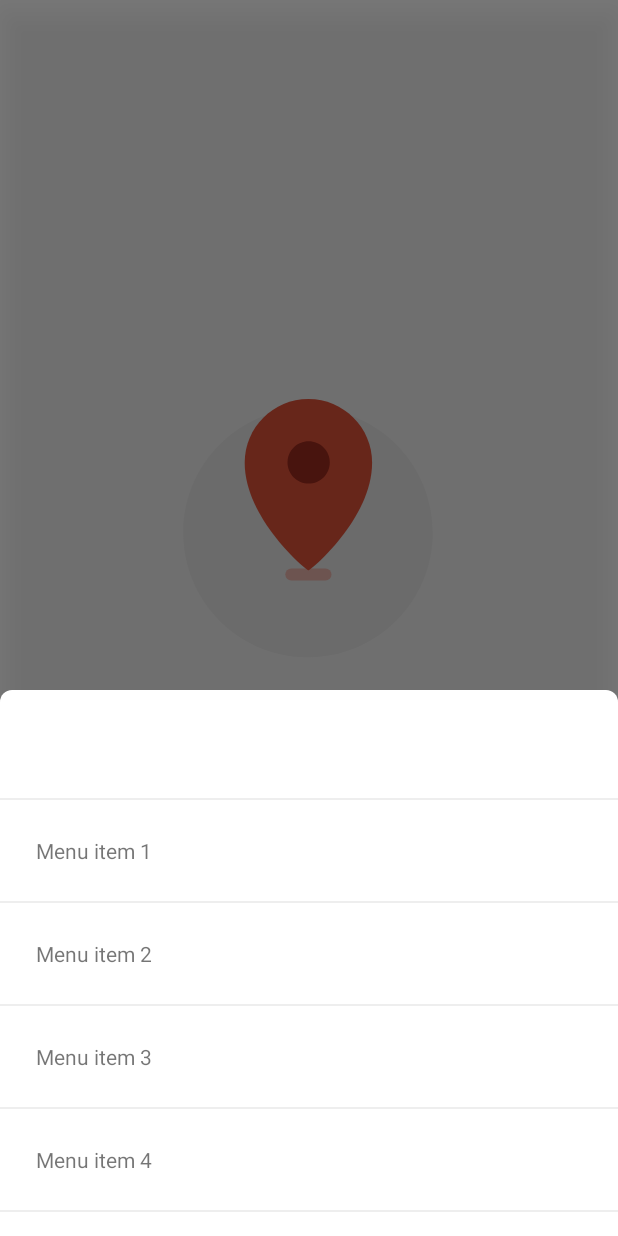
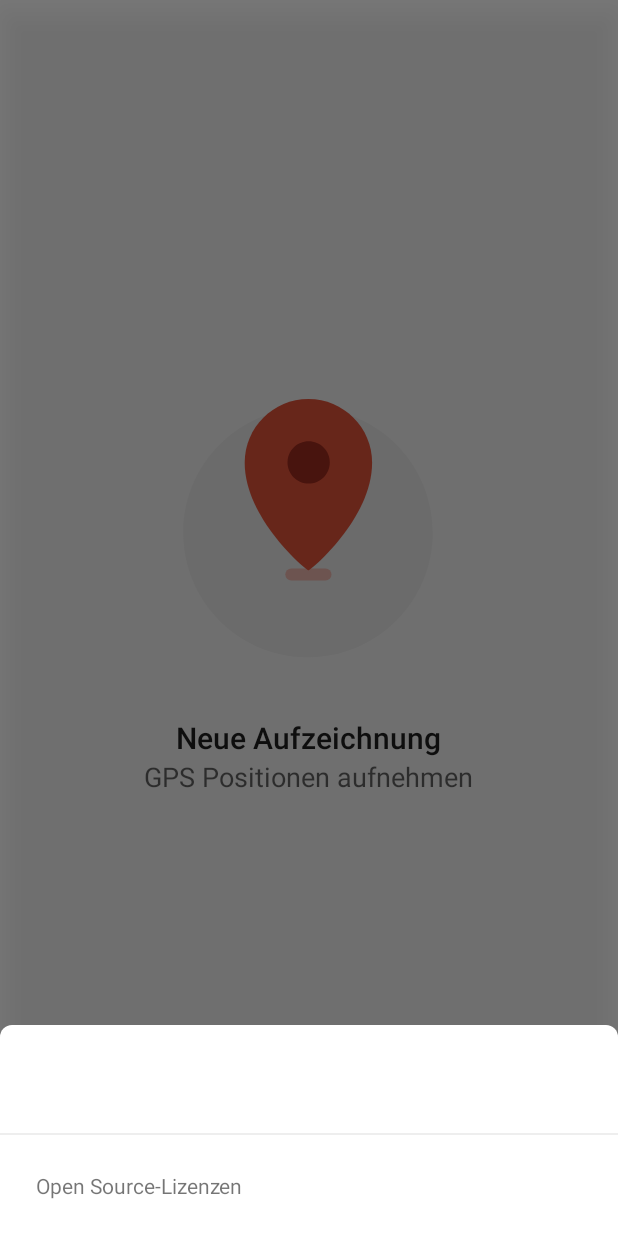
Before and after one commit to mobimeo/android-gps-recorder, an Android app: the screen it shows after launch (MainActivity), after a tap on an icon or button, on a phone screen of 412 x 824 dp. Run offline under Robolectric (Android 15) with nearby library versions, the phone set to English and light mode, and no system bars; our stand-ins replace Room's generated code, navigation-ui.

Commit message:
Open source lisences

```diff
--- a/app/build.gradle
+++ b/app/build.gradle
@@ -1,4 +1,5 @@
 apply plugin: 'com.android.application'
+apply plugin: 'com.google.gms.oss.licenses.plugin'
 apply plugin: 'kotlin-android'
 apply plugin: 'kotlin-kapt'
 apply plugin: 'kotlin-android-extensions'
@@ -37,6 +38,7 @@ dependencies {
     def play_services_version = "15.0.1"
     implementation "com.google.android.gms:play-services-location:$play_services_version"
     implementation "com.google.android.gms:play-services-maps:$play_services_version"
+    implementation "com.google.android.gms:play-services-oss-licenses:$play_services_version"
 
     def room_version = "1.1.0"
     implementation "android.arch.persistence.room:runtime:$room_version"
--- a/app/src/main/AndroidManifest.xml
+++ b/app/src/main/AndroidManifest.xml
@@ -24,6 +24,8 @@
                 <category android:name="android.intent.category.LAUNCHER"/>
             </intent-filter>
         </activity>
+        <activity android:name="com.google.android.gms.oss.licenses.OssLicensesMenuActivity"/>
+        <activity android:name="com.google.android.gms.oss.licenses.OssLicensesActivity"/>
     </application>
 
 </manifest>
--- a/app/src/main/java/com/moovel/gpsrecorderplayer/ui/records/RecordsFragment.kt
+++ b/app/src/main/java/com/moovel/gpsrecorderplayer/ui/records/RecordsFragment.kt
@@ -3,6 +3,7 @@ package com.moovel.gpsrecorderplayer.ui.records
 import android.Manifest.permission.ACCESS_FINE_LOCATION
 import android.arch.lifecycle.Observer
 import android.arch.lifecycle.ViewModelProviders
+import android.content.Intent
 import android.content.pm.PackageManager.PERMISSION_GRANTED
 import android.os.Bundle
 import android.support.v4.app.Fragment
@@ -11,9 +12,9 @@ import android.view.LayoutInflater
 import android.view.View
 import android.view.ViewGroup
 import androidx.navigation.fragment.NavHostFragment
+import com.google.android.gms.oss.licenses.OssLicensesMenuActivity
 import com.moovel.gpsrecorderplayer.R
 import com.moovel.gpsrecorderplayer.repo.Record
-import com.moovel.gpsrecorderplayer.ui.widget.BottomDrawer.Companion.STATE_EXPANDED
 import kotlinx.android.synthetic.main.records_fragment.*
 
 class RecordsFragment : Fragment() {
@@ -40,7 +41,11 @@ class RecordsFragment : Fragment() {
             }
         }
 
-        menu_button.setOnClickListener { bottom_drawer.open()}
+        menu_button.setOnClickListener { bottom_drawer.open() }
+
+        open_source_menu_item.setOnClickListener {
+            startActivity(Intent(context, OssLicensesMenuActivity::class.java))
+        }
     }
 
     private fun hasLocationPermission() =
--- a/app/src/main/res/layout/records_fragment.xml
+++ b/app/src/main/res/layout/records_fragment.xml
@@ -11,7 +11,7 @@
         android:id="@+id/records_list"
         android:layout_width="match_parent"
         android:layout_height="match_parent"
-        android:layout_marginBottom="56dp" />
+        android:layout_marginBottom="56dp"/>
 
     <LinearLayout
         android:layout_width="match_parent"
@@ -26,19 +26,19 @@
             android:layout_height="wrap_content"
             app:lottie_autoPlay="true"
             app:lottie_fileName="location.json"
-            app:lottie_loop="true" />
+            app:lottie_loop="true"/>
 
         <TextView
             android:layout_width="wrap_content"
             android:layout_height="wrap_content"
             android:text="Neue Aufzeichnung"
-            android:textAppearance="@style/TextAppearance.AppCompat.Title" />
+            android:textAppearance="@style/TextAppearance.AppCompat.Title"/>
 
         <TextView
             android:layout_width="wrap_content"
             android:layout_height="wrap_content"
             android:text="GPS Positionen aufnehmen"
-            android:textAppearance="@style/TextAppearance.AppCompat.Medium" />
+            android:textAppearance="@style/TextAppearance.AppCompat.Medium"/>
 
     </LinearLayout>
 
@@ -61,7 +61,7 @@
             android:clickable="true"
             android:focusable="true"
             android:padding="16dp"
-            android:src="@drawable/ic_menu_white_24dp" />
+            android:src="@drawable/ic_menu_white_24dp"/>
 
     </android.support.design.bottomappbar.BottomAppBar>
 
@@ -71,7 +71,7 @@
         android:layout_height="wrap_content"
         android:layout_gravity="bottom|center_horizontal"
         android:src="@drawable/ic_add_white_24dp"
-        app:layout_anchor="@+id/bottom_appbar" />
+        app:layout_anchor="@+id/bottom_appbar"/>
 
     <com.moovel.gpsrecorderplayer.ui.widget.BottomDrawer
         android:id="@+id/bottom_drawer"
@@ -90,44 +90,19 @@
                 android:layout_width="match_parent"
                 android:layout_height="1dp"
                 android:layout_marginTop="72dp"
-                android:background="#eee" />
+                android:background="#eee"/>
+
             <TextView
+                android:id="@+id/open_source_menu_item"
                 android:layout_width="wrap_content"
                 android:layout_height="wrap_content"
+                android:background="?android:selectableItemBackground"
+                android:clickable="true"
+                android:focusable="true"
                 android:padding="24dp"
-                android:text="Menu item 1" />
-            <View
-                android:layout_width="match_parent"
-                android:layout_height="1dp"
-                android:background="#eee" />
-            <TextView
-                android:layout_width="wrap_content"
-                android:layout_height="wrap_content"
-                android:padding="24dp"
-                android:text="Menu item 2" />
-            <View
-                android:layout_width="match_parent"
-                android:layout_height="1dp"
-                android:background="#eee" />
-            <TextView
-                android:layout_width="wrap_content"
-                android:layout_height="wrap_content"
-                android:padding="24dp"
-                android:text="Menu item 3" />
-            <View
-                android:layout_width="match_parent"
-                android:layout_height="1dp"
-                android:background="#eee" />
-            <TextView
-                android:layout_width="wrap_content"
-                android:layout_height="wrap_content"
-                android:padding="24dp"
-                android:text="Menu item 4" />
-            <View
-                android:layout_width="match_parent"
-                android:layout_height="1dp"
-                android:layout_marginBottom="16dp"
-                android:background="#eee " />
+                android:text="Open Source-Lizenzen"/>
+
+            <!-- FIXME inflate menu instead and i18n-->
 
          </LinearLayout>
 
--- a/build.gradle
+++ b/build.gradle
@@ -11,6 +11,7 @@ buildscript {
         classpath 'com.android.tools.build:gradle:3.2.0-alpha15'
         classpath "org.jetbrains.kotlin:kotlin-gradle-plugin:$kotlin_version"
         classpath "android.arch.navigation:navigation-safe-args-gradle-plugin:$nav_version"
+        classpath "com.google.gms:oss-licenses:0.9.2"
 
         // NOTE: Do not place your application dependencies here; they belong
         // in the individual module build.gradle files
```
Lines whose indentation alone changed are shown as unchanged.
